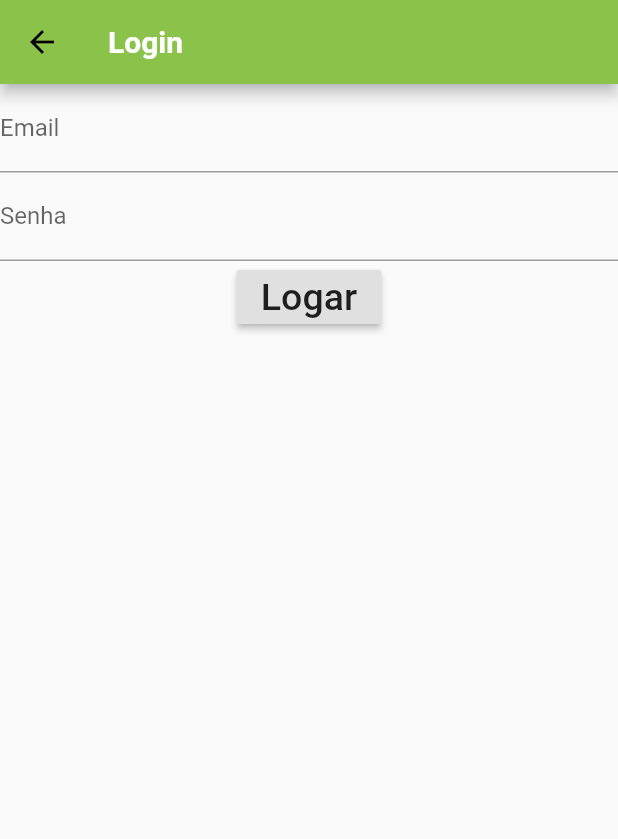
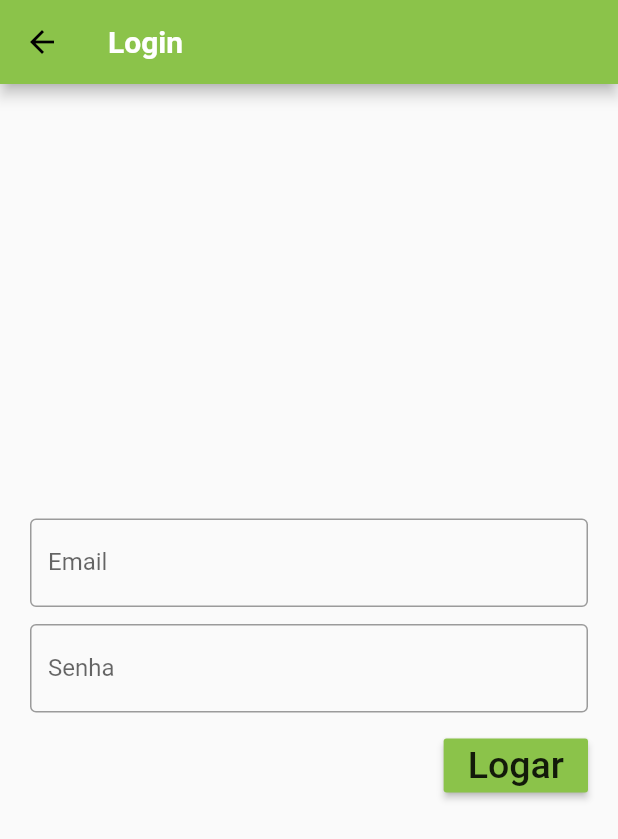
Before and after one commit to yagobrandalise/AgendaEscolar, a Flutter app: the screen it shows after launch, after a tap on "Login", on a phone screen of 412 x 824 dp. Shown: the top 839 px of the screen. Run offline on Flutter 3.47's test engine with Material 2 defaults, Android fonts, the phone set to English and light mode, and no system bars; Roboto replaces fonts that are missing (OpenSans, Quicksand).

Commit message:
Ajustado tela de login e cadastro

```diff
--- a/lib/login_screen.dart
+++ b/lib/login_screen.dart
@@ -2,7 +2,14 @@ import 'package:flutter/material.dart';
 import 'agenda_screen.dart';
 
 class LoginScreen extends StatelessWidget {
+  final _emailController = TextEditingController();
+  final _passwordController = TextEditingController();
+
   void login(BuildContext ctx) {
+    if (_emailController.text.isEmpty || _passwordController.text.isEmpty) {
+      return;
+    }
+
     Navigator.of(ctx).push(
       MaterialPageRoute(
         builder: (_) => AgendaScreen(),
@@ -14,27 +21,47 @@ class LoginScreen extends StatelessWidget {
   Widget build(BuildContext context) {
     return Scaffold(
       appBar: AppBar(
-        title: const Text('Login'),
+        title: const Text(
+          'Login',
         ),
-      body: Column(
+      ),
+      body: Center(
+        child: Container(
+          height: 200,
+          padding: EdgeInsets.symmetric(horizontal: 20),
+          child: Column(
+            mainAxisAlignment: MainAxisAlignment.spaceAround,
             children: <Widget>[
               TextField(
                 decoration: InputDecoration(
+                  border: OutlineInputBorder(),
                   labelText: 'Email',
                 ),
+                controller: _emailController,
                 keyboardType: TextInputType.emailAddress,
               ),
               TextField(
                 decoration: InputDecoration(
+                  border: OutlineInputBorder(),
                   labelText: 'Senha',
                 ),
+                controller: _passwordController,
                 obscureText: true,
               ),
+              Row(
+                mainAxisAlignment: MainAxisAlignment.end,
+                children: <Widget>[
                   RaisedButton(
                     child: Text('Logar'),
+                    color: Theme.of(context).primaryColor,
+                    textColor: Theme.of(context).textTheme.button.color,
                     onPressed: () => login(context),
+                  ),
+                ],
               )
             ],
+          ),
+        ),
       ),
     );
   }
```
Also changed, not shown: lib/register_screen.dart (+43 -6 lines). Lines whose indentation alone changed are shown as unchanged.
